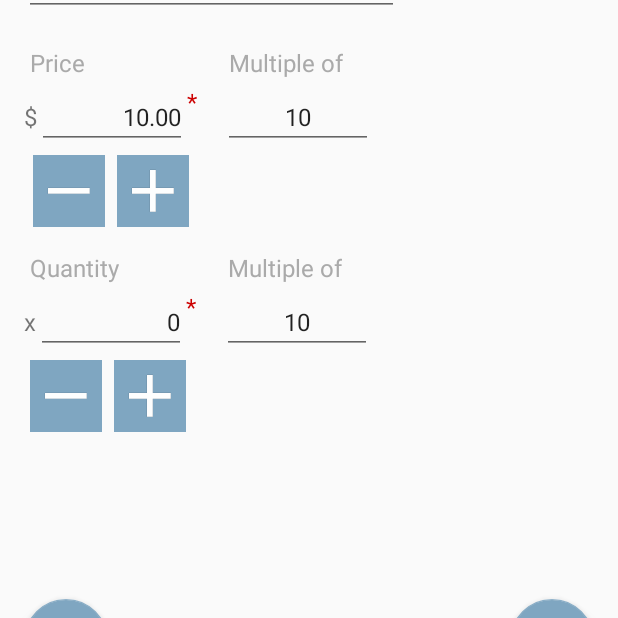
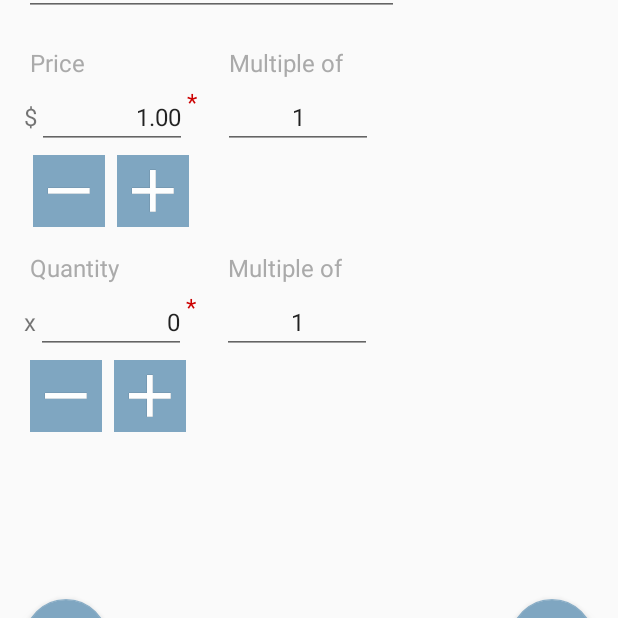
Before and after one commit to LSmith1122/PROJECTInventoryApp, an Android app: the EditorActivity screen opened directly, with no data from a screen before it, after a tap on an icon or button, on a phone screen of 412 x 824 dp, the part 529-1147 px from its top. Run offline under Robolectric (Android 15) with nearby library versions, the phone set to English and light mode, and no system bars.

Commit message:
Update 8/13/2018:
- Implemented EditTexts that will allow User to customize increment/decrement value (currently functioning)
- Improved layout_editor layout for price/quantity EditTexts, increment/decrement Buttons, etc.

```diff
--- a/app/src/main/java/com/seebaldtart/projectinventoryapp/EditorActivity.java
+++ b/app/src/main/java/com/seebaldtart/projectinventoryapp/EditorActivity.java
@@ -277,11 +277,10 @@ public class EditorActivity extends AppCompatActivity implements LoaderManager.L
         saveButton = findViewById(R.id.save_product_button);
         cancelButton = findViewById(R.id.cancel_button);
         orderButton = findViewById(R.id.order_button);
-        final int initMultiple = 10;
         multiplePriceEditText = findViewById(R.id.product_price_multiple_edit_text);
         multipleQuantityEditText = findViewById(R.id.product_quantity_multiple_edit_text);
-        multipleQuantityEditText.setText(String.valueOf(initMultiple));
-        multiplePriceEditText.setText(String.valueOf(initMultiple));
+        multipleQuantityEditText.setText(String.valueOf(minMultiple));
+        multiplePriceEditText.setText(String.valueOf(minMultiple));
         setupViewOnClickListeners();
     }
 
```
